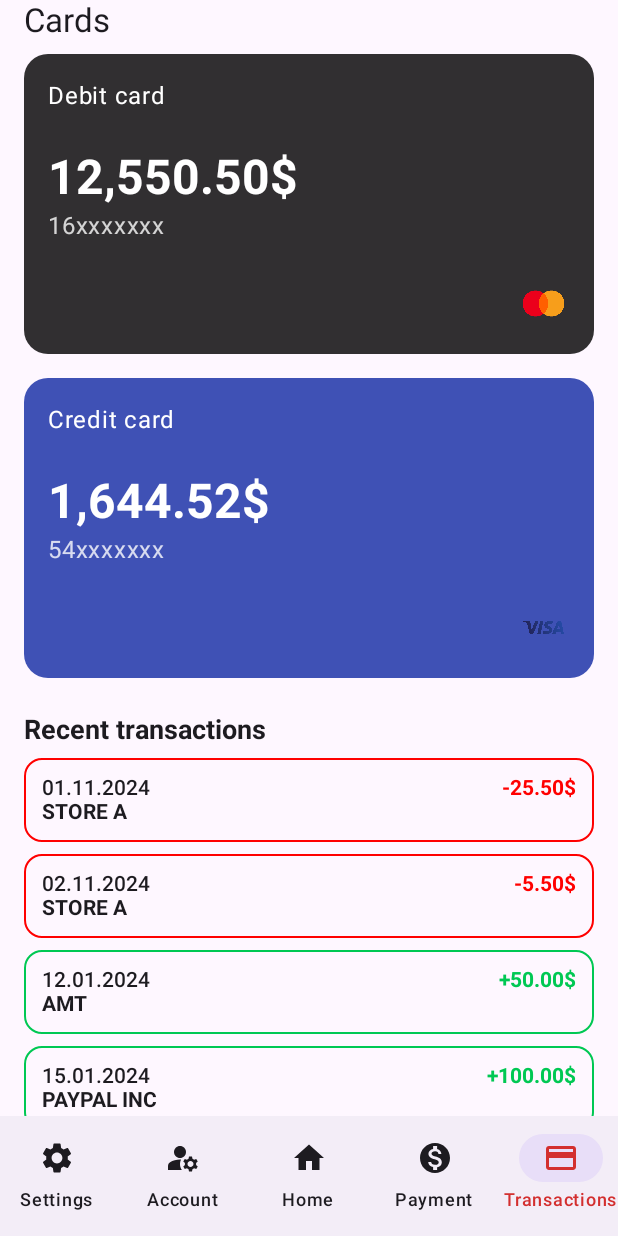
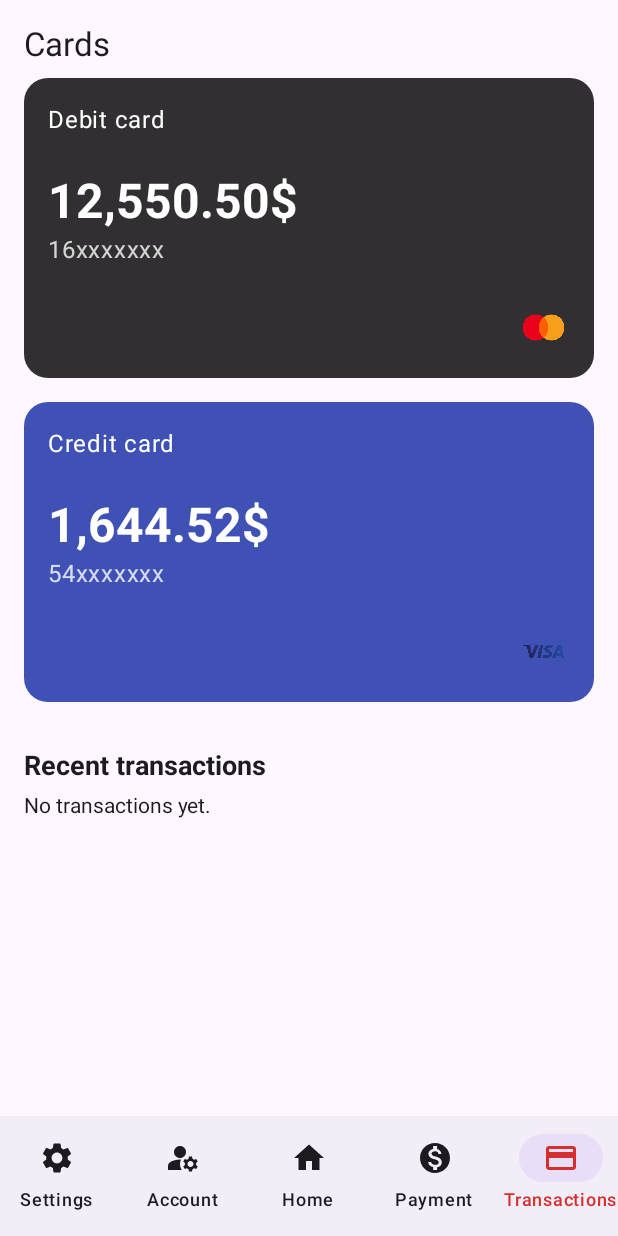
Before and after one commit to muhamedsubasic/ShungiteX-Banking-App, an Android app built with Jetpack Compose: the TransactionsScreen screen opened through its navigation route, on a phone screen of 412 x 824 dp. Run offline under Robolectric (Android 15) with nearby library versions, the phone set to English and light mode, and no system bars; our stand-ins replace Dagger/Hilt's generated code, Room's generated code.

Commit message:
made it so that transactions pull the transactions from the database and load it onto the transaction screen

```diff
--- a/app/src/main/java/com/example/mob_project/MainActivity.kt
+++ b/app/src/main/java/com/example/mob_project/MainActivity.kt
@@ -18,7 +18,9 @@ import com.example.mob_project.viewmodels.AuthViewModel
 import androidx.lifecycle.viewmodel.compose.viewModel
 import androidx.navigation.compose.currentBackStackEntryAsState
 import android.util.Log
+import dagger.hilt.android.AndroidEntryPoint
 
+@AndroidEntryPoint
 class MainActivity : ComponentActivity() {
     override fun onCreate(savedInstanceState: Bundle?) {
         super.onCreate(savedInstanceState)
--- a/app/src/main/java/com/example/mob_project/screens/TransactionsScreen.kt
+++ b/app/src/main/java/com/example/mob_project/screens/TransactionsScreen.kt
@@ -1,14 +1,18 @@
 package com.example.mob_project.screens
 
-import android.R.attr.type
 import androidx.compose.foundation.Image
 import androidx.compose.foundation.border
 import androidx.compose.foundation.layout.*
+import androidx.compose.foundation.rememberScrollState
 import androidx.compose.foundation.shape.RoundedCornerShape
 import androidx.compose.foundation.verticalScroll
-import androidx.compose.foundation.rememberScrollState
+import androidx.compose.material.icons.Icons
+import androidx.compose.material.icons.filled.Add
 import androidx.compose.material3.*
 import androidx.compose.runtime.Composable
+import androidx.compose.runtime.LaunchedEffect
+import androidx.compose.runtime.collectAsState
+import androidx.compose.runtime.getValue
 import androidx.compose.ui.Alignment
 import androidx.compose.ui.Modifier
 import androidx.compose.ui.graphics.Color
@@ -17,77 +21,42 @@ import androidx.compose.ui.res.painterResource
 import androidx.compose.ui.text.font.FontWeight
 import androidx.compose.ui.unit.dp
 import androidx.compose.ui.unit.sp
+import androidx.hilt.navigation.compose.hiltViewModel
 import androidx.navigation.NavController
 import com.example.mob_project.R
 import com.example.mob_project.model.Transaction
+import com.example.mob_project.viewmodel.TransactionViewModel
 import java.text.SimpleDateFormat
 import java.util.*
 
 @Composable
-fun TransactionsScreen(navController: NavController) {
-    val transactions = listOf(
-        Transaction(
-            transactionType = "STORE A",
-            amount = 25.50,
-            referenceNumber = "147xxxxxx",
-            status = "SENT",
-            date = parseDateSafely("01.11.2024"),
-            currency = "USD",
-            paymentId = null
-        ),
-        Transaction(
-            transactionType = "STORE A",
-            amount = 5.50,
-            referenceNumber = "147xxxxxx",
-            status = "SENT",
-            date = parseDateSafely("02.11.2024"),
-            currency = "USD",
-            paymentId = null
-        ),
-        Transaction(
-            transactionType = "AMT",
-            amount = 50.00,
-            referenceNumber = "238xxxxxx",
-            status = "RECEIVED",
-            date = parseDateSafely("12.01.2024"),
-            currency = "USD",
-            paymentId = null
-        ),
-        Transaction(
-            transactionType = "PAYPAL INC",
-            amount = 100.00,
-            referenceNumber = "238xxxxxx",
-            status = "RECEIVED",
-            date = parseDateSafely("15.01.2024"),
-            currency = "USD",
-            paymentId = null
-        )
-    )
+fun TransactionsScreen(
+    navController: NavController,
+    viewModel: TransactionViewModel = hiltViewModel()
+) {
+    val transactions by viewModel.transactions.collectAsState()
+
+    LaunchedEffect(Unit) {
+        //viewModel.insertSampleTransaction()
+    }
 
     Column(
         modifier = Modifier
             .fillMaxSize()
             .verticalScroll(rememberScrollState())
-            .padding(bottom = 56.dp)
+            .padding(16.dp)
     ) {
         CardDisplaySection()
-        Spacer(modifier = Modifier.height(16.dp))
+        Spacer(modifier = Modifier.height(24.dp))
         TransactionSection(transactions)
     }
-}
 
-private fun parseDateSafely(dateString: String): Date {
-    return try {
-        SimpleDateFormat("dd.MM.yyyy", Locale.getDefault()).parse(dateString) ?: Date()
-    } catch (e: Exception) {
-        Date() // Return current date as fallback
-    }
 }
 
 @Composable
 fun CardDisplaySection() {
     Column(
-        modifier = Modifier.padding(horizontal = 16.dp)
+        modifier = Modifier.padding(horizontal = 0.dp)
     ) {
         Text(
             text = "Cards",
@@ -128,9 +97,7 @@ fun BankCardd(
             .fillMaxWidth()
             .height(200.dp),
         shape = RoundedCornerShape(16.dp),
-        colors = CardDefaults.cardColors(
-            containerColor = cardColor
-        )
+        colors = CardDefaults.cardColors(containerColor = cardColor)
     ) {
         Column(
             modifier = Modifier
@@ -164,7 +131,7 @@ fun BankCardd(
             ) {
                 Image(
                     painter = logo,
-                    contentDescription = "$type logo",
+                    contentDescription = "$cardType logo",
                     modifier = Modifier.size(35.dp)
                 )
             }
@@ -174,16 +141,21 @@ fun BankCardd(
 
 @Composable
 fun TransactionSection(transactions: List<Transaction>) {
-    Column(modifier = Modifier.padding(horizontal = 16.dp)) {
+    Column(modifier = Modifier.padding(horizontal = 0.dp)) {
         Text(
             text = "Recent transactions",
             fontWeight = FontWeight.Bold,
             fontSize = 18.sp,
             modifier = Modifier.padding(vertical = 8.dp)
         )
-        transactions.forEach { tx ->
-            TransactionItem(tx)
-            Spacer(modifier = Modifier.height(8.dp))
+
+        if (transactions.isEmpty()) {
+            Text("No transactions yet.")
+        } else {
+            transactions.forEach { tx ->
+                TransactionItem(tx)
+                Spacer(modifier = Modifier.height(8.dp))
+            }
         }
     }
 }
@@ -191,7 +163,7 @@ fun TransactionSection(transactions: List<Transaction>) {
 @Composable
 fun TransactionItem(tx: Transaction) {
     val dateFormat = SimpleDateFormat("dd.MM.yyyy", Locale.getDefault())
-    val formattedDate = dateFormat.format(tx.date)
+    val formattedDate = tx.date?.let { dateFormat.format(it) } ?: "Unknown Date"
     val isPositive = tx.status == "RECEIVED"
 
     Row(
--- a/app/src/main/java/com/example/mob_project/viewmodels/TransactionViewModel.kt
+++ b/app/src/main/java/com/example/mob_project/viewmodels/TransactionViewModel.kt
@@ -1,5 +1,4 @@
-package com.example.mob_project.viewmodels
-
+package com.example.mob_project.viewmodel
 
 import androidx.lifecycle.ViewModel
 import androidx.lifecycle.viewModelScope
@@ -8,46 +7,39 @@ import com.example.mob_project.repository.TransactionRepository
 import dagger.hilt.android.lifecycle.HiltViewModel
 import kotlinx.coroutines.flow.MutableStateFlow
 import kotlinx.coroutines.flow.StateFlow
-import kotlinx.coroutines.flow.asStateFlow
 import kotlinx.coroutines.launch
+import java.util.Date
 import javax.inject.Inject
 
 @HiltViewModel
 class TransactionViewModel @Inject constructor(
-    private val repository: TransactionRepository
+    private val transactionRepository: TransactionRepository
 ) : ViewModel() {
-//
-//    private val _transactions = MutableStateFlow<List<Transaction>>(emptyList())
-//    val transactions: StateFlow<List<Transaction>> = _transactions.asStateFlow()
-//
-//    init {
-//        fetchTransactions()
-//    }
-//
-//    private fun fetchTransactions() {
-//        viewModelScope.launch {
-//            _transactions.value = repository.getAllTransactions()
-//        }
-//    }
-//
-//    fun addTransaction(transaction: Transaction) {
-//        viewModelScope.launch {
-//            repository.insert(transaction)
-//            fetchTransactions()
-//        }
-//    }
-//
-//    fun updateTransaction(transaction: Transaction) {
-//        viewModelScope.launch {
-//            repository.update(transaction)
-//            fetchTransactions()
-//        }
-//    }
-//
-//    fun deleteTransaction(transaction: Transaction) {
-//        viewModelScope.launch {
-//            repository.delete(transaction)
-//            fetchTransactions()
-//        }
-//    }
+
+    private val _transactions = MutableStateFlow<List<Transaction>>(emptyList())
+    val transactions: StateFlow<List<Transaction>> = _transactions
+
+    init {
+        viewModelScope.launch {
+            _transactions.value = transactionRepository.getAllTransactions()
+        }
+    }
+
+    fun insertSampleTransaction() {
+        viewModelScope.launch {
+            val sample = Transaction(
+                transactionType = "Store X",
+                amount = 19.99,
+                referenceNumber = "REF123456",
+                status = "SENT",
+                date = Date(),
+                currency = "USD",
+                paymentId = null
+            )
+            transactionRepository.insert(sample)
+
+
+            _transactions.value = transactionRepository.getAllTransactions()
+        }
+    }
 }
```
Also changed, not shown: 1 other file.
